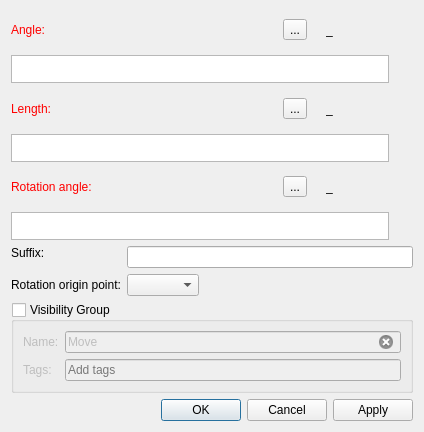
This is src/libs/vtools/dialogs/tools/dialogmove.ui in dismine/valentina as Qt 5 draws it before an edit. The edited form follows.
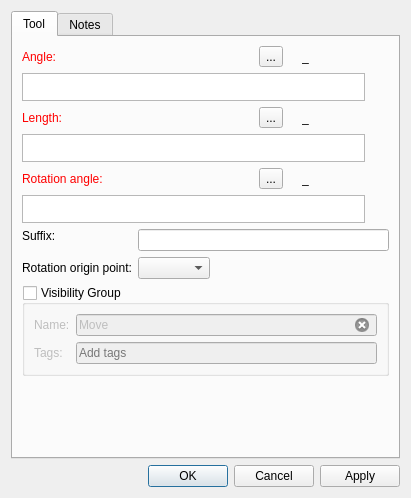
This is the edited form. Icons and pictures are not drawn. Custom widgets are drawn as their Qt base class.

Commit message: Reading/writing a draw tool notes.

The edit to the form file:
```diff
--- a/src/libs/vtools/dialogs/tools/dialogmove.ui
+++ b/src/libs/vtools/dialogs/tools/dialogmove.ui
@@ -6,8 +6,8 @@
    <rect>
     <x>0</x>
     <y>0</y>
-    <width>424</width>
-    <height>432</height>
+    <width>411</width>
+    <height>498</height>
    </rect>
   </property>
   <property name="windowTitle">
@@ -17,6 +17,16 @@
    <iconset resource="../../../vmisc/share/resources/icon.qrc">
     <normaloff>:/icon/64x64/icon64x64.png</normaloff>:/icon/64x64/icon64x64.png</iconset>
   </property>
+  <layout class="QVBoxLayout" name="verticalLayout_2">
+   <item>
+    <widget class="QTabWidget" name="tabWidget">
+     <property name="currentIndex">
+      <number>0</number>
+     </property>
+     <widget class="QWidget" name="tab">
+      <attribute name="title">
+       <string>Tool</string>
+      </attribute>
   <layout class="QVBoxLayout" name="verticalLayout">
    <item>
     <layout class="QHBoxLayout" name="horizontalLayout">
@@ -647,6 +657,33 @@
     </widget>
    </item>
    <item>
+        <spacer name="verticalSpacer">
+         <property name="orientation">
+          <enum>Qt::Vertical</enum>
+         </property>
+         <property name="sizeHint" stdset="0">
+          <size>
+           <width>20</width>
+           <height>40</height>
+          </size>
+         </property>
+        </spacer>
+       </item>
+      </layout>
+     </widget>
+     <widget class="QWidget" name="tab_2">
+      <attribute name="title">
+       <string>Notes</string>
+      </attribute>
+      <layout class="QVBoxLayout" name="verticalLayout_3">
+       <item>
+        <widget class="QPlainTextEdit" name="plainTextEditToolNotes"/>
+       </item>
+      </layout>
+     </widget>
+    </widget>
+   </item>
+   <item>
     <widget class="QDialogButtonBox" name="buttonBox">
      <property name="orientation">
       <enum>Qt::Horizontal</enum>
@@ -659,16 +696,16 @@
   </layout>
  </widget>
  <customwidgets>
-  <customwidget>
-   <class>VCompleterLineEdit</class>
-   <extends>QLineEdit</extends>
-   <header>vlineedit.h</header>
-  </customwidget>
   <customwidget>
    <class>VPlainTextEdit</class>
    <extends>QPlainTextEdit</extends>
    <header location="global">vplaintextedit.h</header>
   </customwidget>
+  <customwidget>
+   <class>VCompleterLineEdit</class>
+   <extends>QLineEdit</extends>
+   <header>vlineedit.h</header>
+  </customwidget>
  </customwidgets>
  <resources>
   <include location="../../../vmisc/share/resources/icon.qrc"/>
```
Lines whose indentation alone changed are shown as unchanged. The commit also changes 151 other files.
